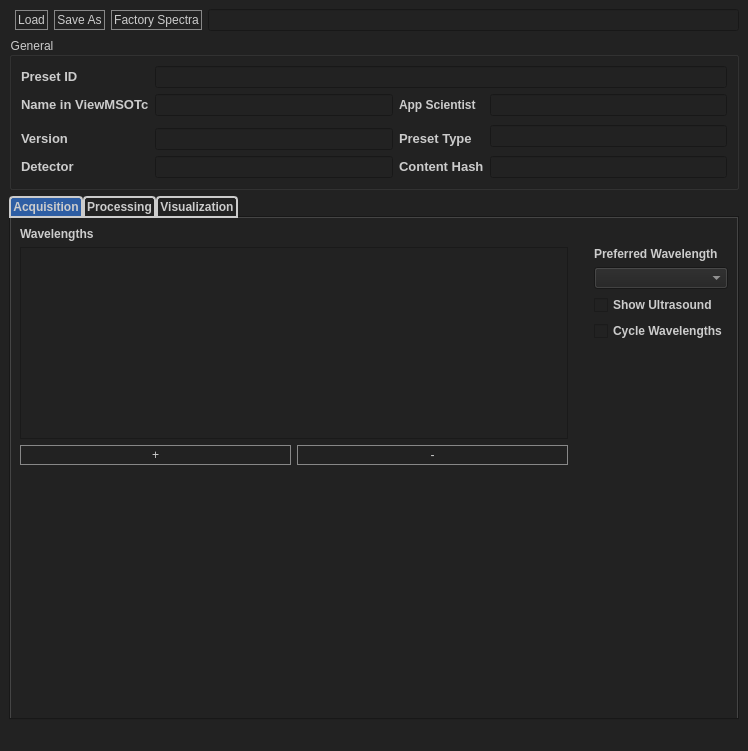
Before: the Qt Designer form source/resources/preset_editor.ui in jaytreee/PresetEditor, drawn with Qt 5.
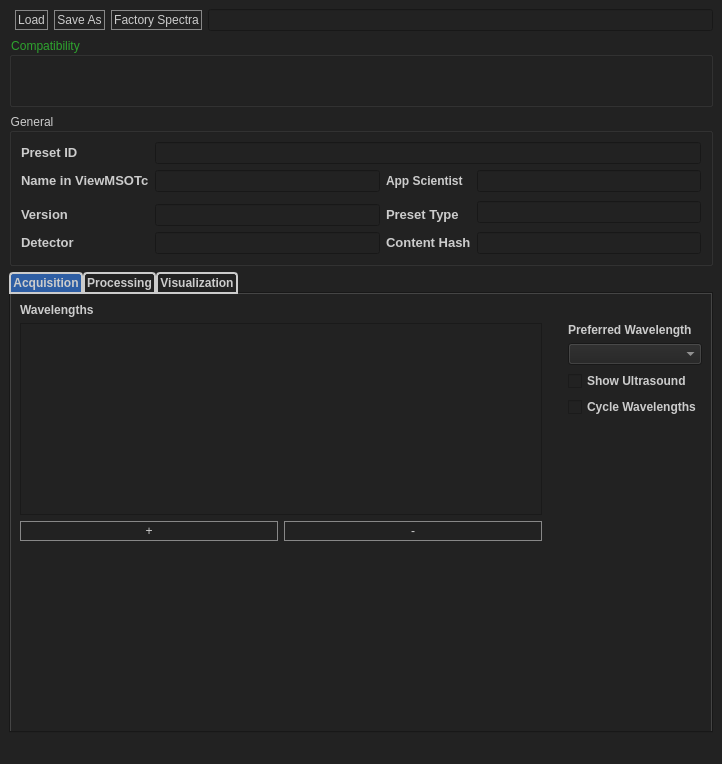
After: the same form once the commit is applied. The open tabs and pages were chosen to show the change.

Commit message: Showing and verifying compatibility with SW Version (Feature #4223)

Diff of the .ui file:
```diff
--- a/source/resources/preset_editor.ui
+++ b/source/resources/preset_editor.ui
@@ -6,8 +6,8 @@
    <rect>
     <x>0</x>
     <y>0</y>
-    <width>748</width>
-    <height>751</height>
+    <width>722</width>
+    <height>762</height>
    </rect>
   </property>
   <property name="font">
@@ -100,7 +100,7 @@
   </property>
   <widget class="QWidget" name="centralwidget">
    <layout class="QGridLayout" name="gridLayout_4">
-    <item row="3" column="0" rowspan="2" colspan="5">
+    <item row="6" column="0" rowspan="2" colspan="5">
      <widget class="QGroupBox" name="groupBox_5">
       <property name="sizePolicy">
        <sizepolicy hsizetype="Expanding" vsizetype="Preferred">
@@ -378,7 +378,7 @@
       </property>
      </widget>
     </item>
-    <item row="5" column="0" colspan="5">
+    <item row="8" column="0" colspan="5">
      <widget class="QTabWidget" name="tabWidget">
       <property name="enabled">
        <bool>true</bool>
@@ -521,7 +521,7 @@
           <property name="sizeHint" stdset="0">
            <size>
             <width>20</width>
-            <height>40</height>
+            <height>20</height>
            </size>
           </property>
          </spacer>
@@ -1365,6 +1365,70 @@
       </widget>
      </widget>
     </item>
+    <item row="3" column="0" rowspan="3" colspan="5">
+     <widget class="QGroupBox" name="compatibilityBox">
+      <property name="sizePolicy">
+       <sizepolicy hsizetype="Expanding" vsizetype="Preferred">
+        <horstretch>0</horstretch>
+        <verstretch>0</verstretch>
+       </sizepolicy>
+      </property>
+      <property name="minimumSize">
+       <size>
+        <width>0</width>
+        <height>70</height>
+       </size>
+      </property>
+      <property name="autoFillBackground">
+       <bool>false</bool>
+      </property>
+      <property name="styleSheet">
+       <string notr="true">color:#2ea42e</string>
+      </property>
+      <property name="title">
+       <string>Compatibility</string>
+      </property>
+      <layout class="QGridLayout" name="gridLayout_5">
+       <item row="0" column="1">
+        <widget class="QLabel" name="PresetCompatLabel">
+         <property name="text">
+          <string>&lt;Preset Compat Version&gt;</string>
+         </property>
+        </widget>
+       </item>
+       <item row="0" column="0">
+        <widget class="QLabel" name="PECompatLabel">
+         <property name="text">
+          <string>&lt;PE Compat Version&gt;</string>
+         </property>
+        </widget>
+       </item>
+       <item row="1" column="0" colspan="2">
+        <widget class="QLabel" name="CompatMsg">
+         <property name="font">
+          <font>
+           <weight>75</weight>
+           <italic>true</italic>
+           <bold>true</bold>
+          </font>
+         </property>
+         <property name="autoFillBackground">
+          <bool>false</bool>
+         </property>
+         <property name="styleSheet">
+          <string notr="true"/>
+         </property>
+         <property name="text">
+          <string>&lt;Compat Message&gt;</string>
+         </property>
+         <property name="alignment">
+          <set>Qt::AlignLeading|Qt::AlignLeft|Qt::AlignVCenter</set>
+         </property>
+        </widget>
+       </item>
+      </layout>
+     </widget>
+    </item>
    </layout>
   </widget>
   <widget class="QMenuBar" name="menubar">
```
Left out of the diff: 226 changed lines with no effect on the pictures. The commit also changes 5 other files.
